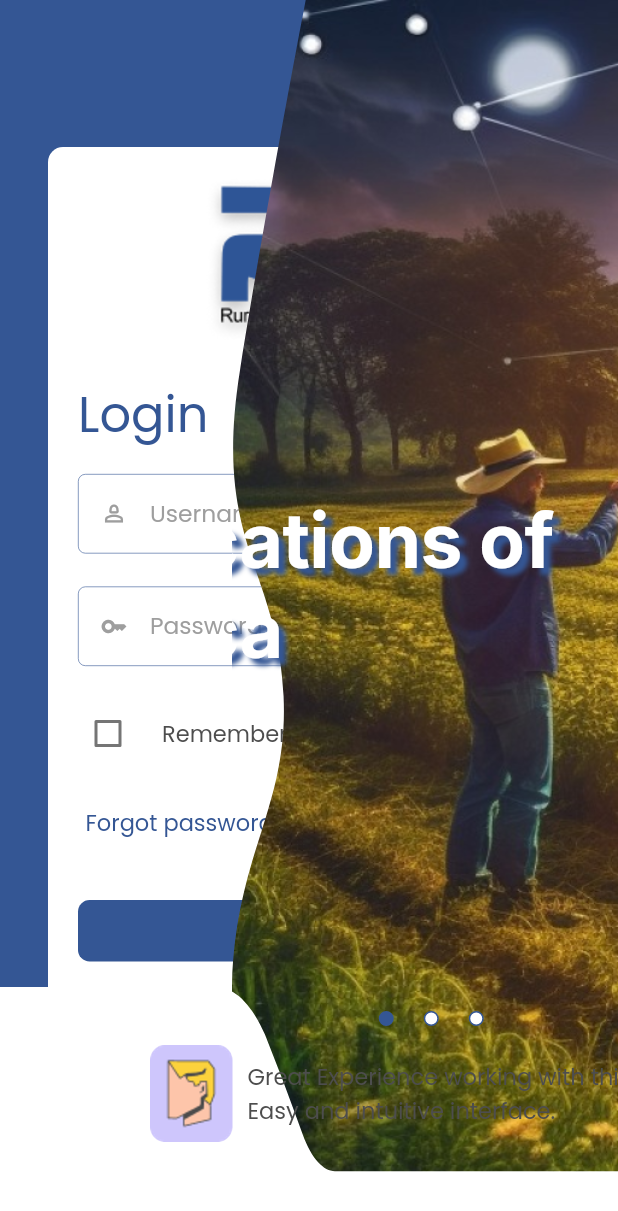
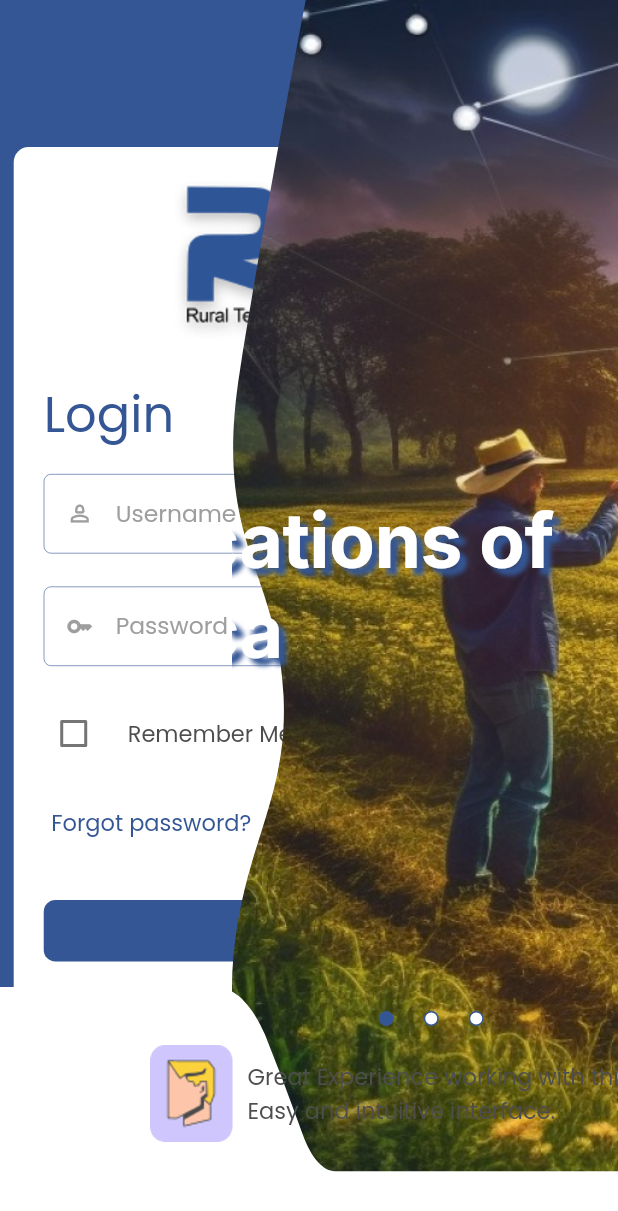
Before and after one commit to CB-Luna/RTA-CRM-CV, a Flutter app: the screen it shows after launch, on a phone screen of 412 x 824 dp. Shown: the top 1211 px of the screen. Run offline on Flutter 3.47's test engine with Material 2 defaults, Android fonts, the phone set to English and light mode, and no system bars; drawn by our look-alikes of carousel_slider; our stand-ins replace auto_size_text, email_validator, flutter_secure_storage, flutter_svg, fluttertoast, font_awesome_flutter and 8 more; missing offline and left inert: flex_color_picker, flutter_portal, pluto_grid; accounts and stored records are empty.

Commit message:
Agrego padding a login form

```diff
--- a/lib/pages/login_page/login_page.dart
+++ b/lib/pages/login_page/login_page.dart
@@ -18,6 +18,8 @@ class _LoginPageState extends State<LoginPage> {
 
   @override
   Widget build(BuildContext context) {
+    final size = MediaQuery.of(context).size;
+
     return Scaffold(
       key: scaffoldKey,
       backgroundColor: AppTheme.of(context).primaryColor,
@@ -26,7 +28,7 @@ class _LoginPageState extends State<LoginPage> {
         child: Stack(
           children: [
             Positioned(
-              left: 32,
+              left: size.width * 0.0222,
               top: 98,
               child: Row(
                 children: [
```
